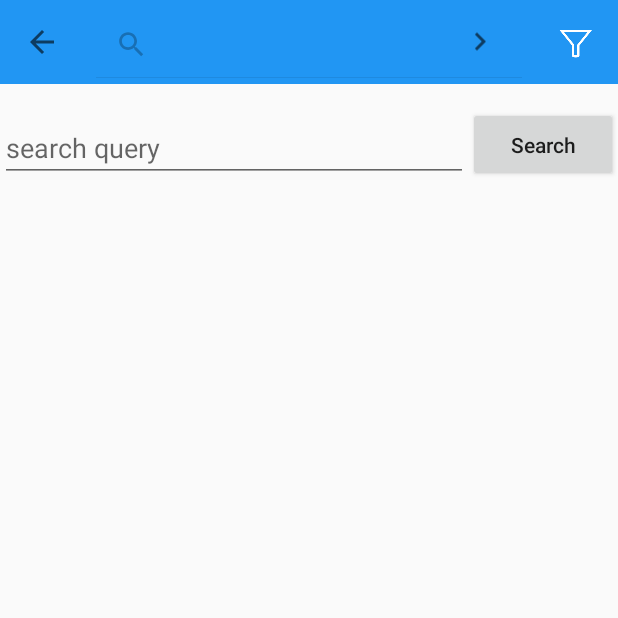
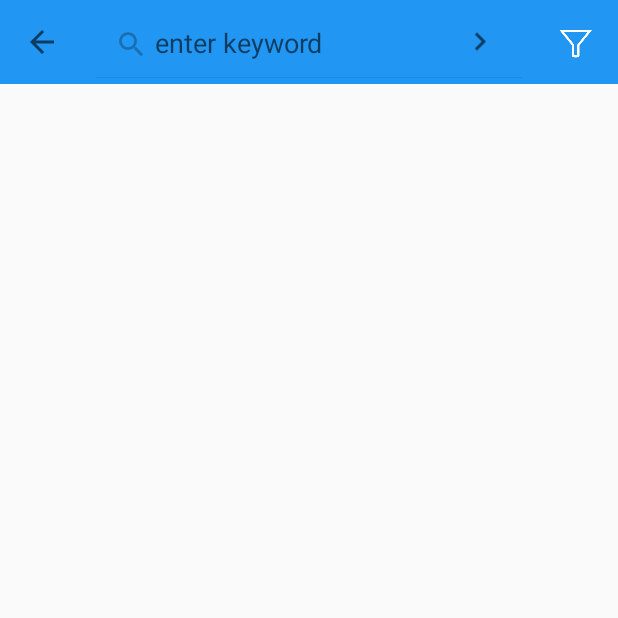
Before and after one commit to drana/TheNewsHub, an Android app: the screen it shows after launch (SearchActivity), after a tap on "Search", on a phone screen of 412 x 824 dp, the top half of it. Run offline under Robolectric (Android 15) with nearby library versions, the phone set to English and light mode, and no system bars; our stand-ins replace ButterKnife, Picasso; libraries missing offline, so code that uses them is left out: jp.wasabeef.picasso; pictures from the network do not load.

Commit message:
staggeredlayoutgrid implemented

```diff
--- a/TheNewsHub/app/src/main/java/com/db/dipenrana/thenewshub/activities/SearchActivity.java
+++ b/TheNewsHub/app/src/main/java/com/db/dipenrana/thenewshub/activities/SearchActivity.java
@@ -1,5 +1,6 @@
 package com.db.dipenrana.thenewshub.activities;
 
+import android.app.Activity;
 import android.app.SearchManager;
 import android.content.Intent;
 import android.os.Bundle;
@@ -14,6 +15,7 @@ import android.util.Log;
 import android.view.Menu;
 import android.view.MenuItem;
 import android.view.View;
+import android.view.inputmethod.InputMethodManager;
 import android.widget.Button;
 import android.widget.EditText;
 
@@ -49,8 +51,8 @@ import static android.R.attr.onClick;
 
 public class SearchActivity extends AppCompatActivity {
 
-    @BindView(R.id.etQuery) EditText etSearchQuery;
-    @BindView(R.id.btnSearch) Button btnSearchQuery;
+//    @BindView(R.id.etQuery) EditText etSearchQuery;
+//    @BindView(R.id.btnSearch) Button btnSearchQuery;
     @BindView(R.id.rvResults) RecyclerView rvQueryResults;
     @BindView(R.id.toolbar) Toolbar toolbar;
 
@@ -61,6 +63,7 @@ public class SearchActivity extends AppCompatActivity {
     ArticleRecyclerViewAdapter articleRecyclerViewAdapter;
     RecyclerView rvArticleItems;
     MenuItem searchItem;
+    SearchView searchView;
 
     //staggered view
     private StaggeredGridLayoutManager gaggeredGridLayoutManager;
@@ -88,6 +91,7 @@ public class SearchActivity extends AppCompatActivity {
         rvArticleItems.setLayoutManager(gaggeredGridLayoutManager);
 
 
+
         //rvArticleItems.setLayoutManager(new LinearLayoutManager(this));
 
         SetupListViewCLickListener();
@@ -101,19 +105,19 @@ public class SearchActivity extends AppCompatActivity {
 
         SearchManager searchManager = (SearchManager)getSystemService(this.SEARCH_SERVICE);
         searchItem = menu.findItem(R.id.miSearch);
-        SearchView searchView = (SearchView) searchItem.getActionView();
-
+        searchView = (SearchView) searchItem.getActionView();
+        hideSoftKeyboard(searchView);
         searchView.setSearchableInfo(searchManager.getSearchableInfo(getComponentName()));
+        searchView.setQueryHint("enter keyword");
         searchView.setSubmitButtonEnabled(true);
         searchView.setOnQueryTextListener(new SearchView.OnQueryTextListener() {
             @Override
             public boolean onQueryTextSubmit(String query) {
                 // perform query here
                 SearchArticle(query);
-                // workaround to avoid issues with some emulators and keyboard devices firing twice if a keyboard enter is used
-                // see https://code.google.com/p/android/issues/detail?id=24599
-                //searchView.clearFocus();
-
+                hideSoftKeyboard(searchView);
+                searchView.setQuery("",false);
+                searchView.clearFocus();
                 return true;
             }
 
@@ -156,19 +160,6 @@ public class SearchActivity extends AppCompatActivity {
         } catch (IOException e) {
             e.printStackTrace();
         }
-    }
-
-    @OnClick(R.id.btnSearch)
-    public void onClickSearch(){
-        Log.d("Button","Search Button clicked");
-        String query = etSearchQuery.getText().toString();
-
-        try {
-            ConnectHttpClient(query);
-        } catch (IOException e) {
-            e.printStackTrace();
-        }
-
     }
 
     //setup async http client
@@ -240,17 +231,10 @@ public class SearchActivity extends AppCompatActivity {
         );
     }
 
-//    private void parseJson(String responseData) {
-//        try {
-//            Gson gson = new GsonBuilder().create();
-//            Article[] articles = gson.fromJson(responseData, Article[].class);
-//            int temp = 0;
-//        }
-//        catch (Exception ex)
-//        {
-//            ex.printStackTrace();
-//        }
-//    }
+    public void hideSoftKeyboard(View view){
+        InputMethodManager imm =(InputMethodManager)getSystemService(getApplicationContext().INPUT_METHOD_SERVICE);
+        imm.hideSoftInputFromWindow(view.getWindowToken(), 0);
+    }
 
     public String getQueryURL(String query){
 
--- a/TheNewsHub/app/src/main/res/layout/article_item_no_image_cardview.xml
+++ b/TheNewsHub/app/src/main/res/layout/article_item_no_image_cardview.xml
@@ -6,7 +6,7 @@
     android:layout_width="wrap_content"
     android:layout_height="wrap_content"
     card_view:cardUseCompatPadding="true"
-    card_view:cardCornerRadius="8dp">
+    card_view:cardCornerRadius="4dp">
     <!--android:layout_marginBottom="16dp">-->
 
     <LinearLayout
--- a/TheNewsHub/app/src/main/res/layout/content_search.xml
+++ b/TheNewsHub/app/src/main/res/layout/content_search.xml
@@ -9,31 +9,31 @@
     tools:showIn="@layout/activity_search">
 
 
-    <EditText
-        android:id="@+id/etQuery"
-        android:layout_width="wrap_content"
-        android:layout_height="wrap_content"
-        android:layout_alignParentStart="true"
-        android:layout_marginTop="@dimen/searchMargin"
-        android:hint="search query"
-        android:layout_toStartOf="@+id/btnSearch"
-        android:layout_alignBottom="@+id/btnSearch"
-        android:inputType="none"/>
+    <!--<EditText-->
+        <!--android:id="@+id/etQuery"-->
+        <!--android:layout_width="wrap_content"-->
+        <!--android:layout_height="wrap_content"-->
+        <!--android:layout_alignParentStart="true"-->
+        <!--android:layout_marginTop="@dimen/searchMargin"-->
+        <!--android:hint="search query"-->
+        <!--android:layout_toStartOf="@+id/btnSearch"-->
+        <!--android:layout_alignBottom="@+id/btnSearch"-->
+        <!--android:inputType="none"/>-->
 
-    <Button
-        android:id="@+id/btnSearch"
-        android:layout_width="100dp"
-        android:layout_height="50dp"
-        android:text="@string/btntxtSearch"
-        android:textAllCaps="false"
-        android:layout_alignParentRight="true"
-        android:layout_marginTop="@dimen/searchMargin"
-        />
+    <!--<Button-->
+        <!--android:id="@+id/btnSearch"-->
+        <!--android:layout_width="100dp"-->
+        <!--android:layout_height="50dp"-->
+        <!--android:text="@string/btntxtSearch"-->
+        <!--android:textAllCaps="false"-->
+        <!--android:layout_alignParentRight="true"-->
+        <!--android:layout_marginTop="@dimen/searchMargin"-->
+        <!--/>-->
 
     <android.support.v7.widget.RecyclerView
         android:id="@+id/rvResults"
         android:layout_width="match_parent"
         android:layout_height="match_parent"
-        android:layout_below="@+id/btnSearch" />
+        android:layout_alignParentStart="true" />
 
 </RelativeLayout>
```
Also changed, not shown: TheNewsHub/app/src/main/res/layout/article_item_cardview.xml (+5 -4 lines).
